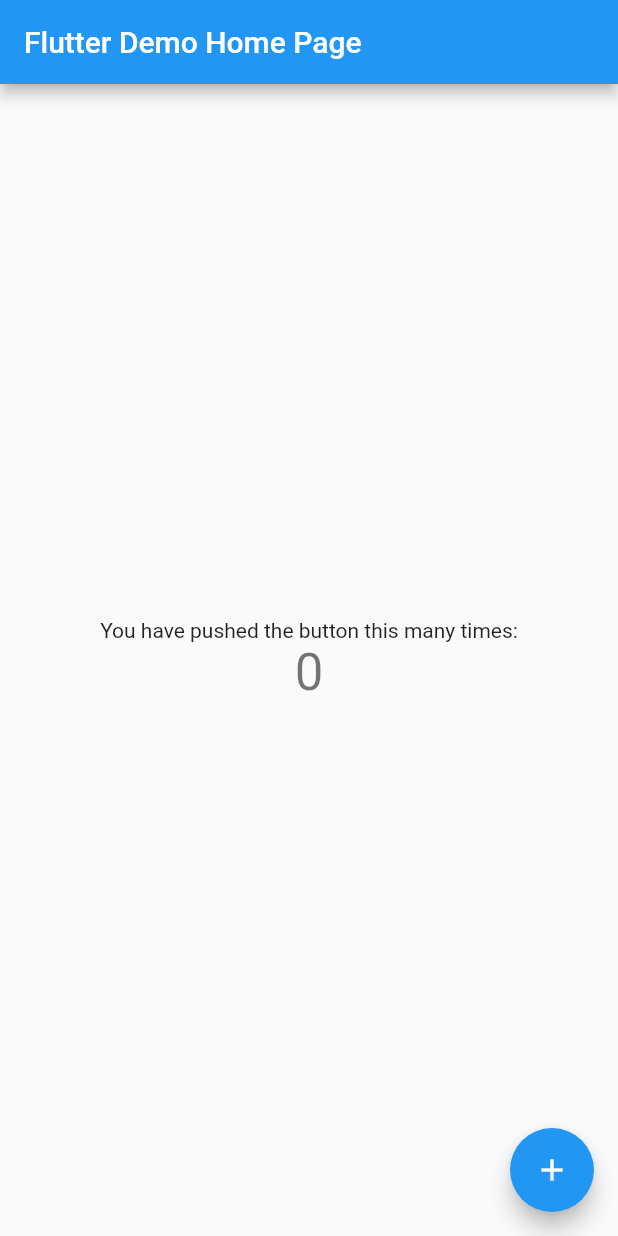
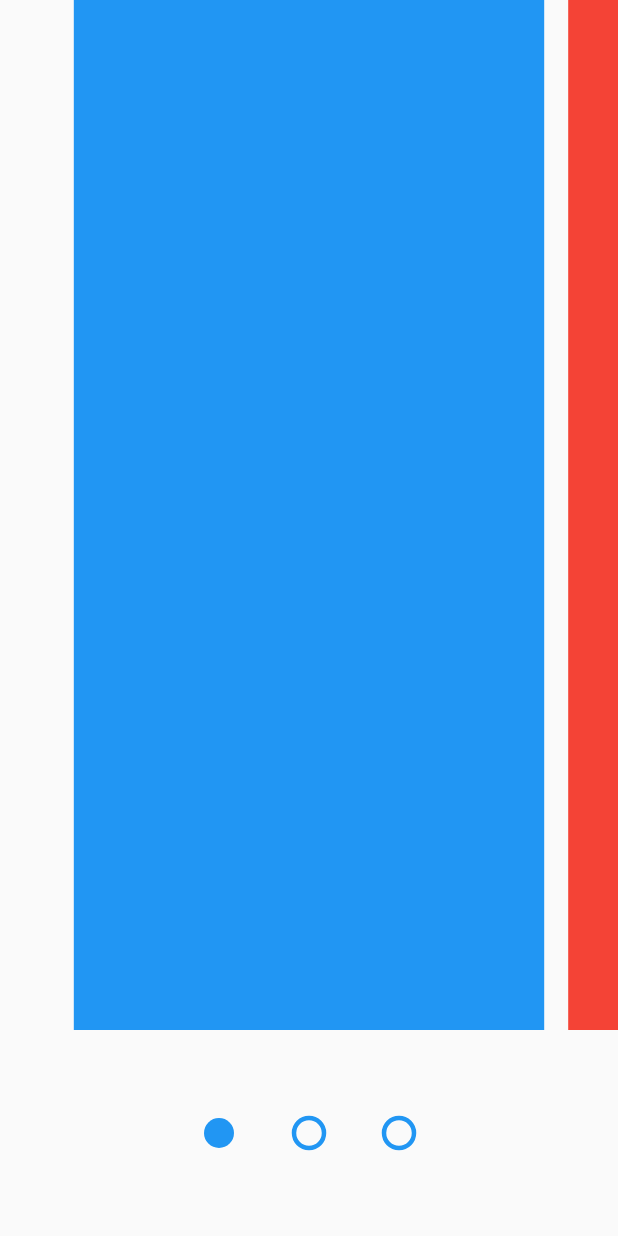
Before and after one commit to Azerbaijan-Flutter-Users-Community/Fancy-Flutter, a Flutter app: the screen it shows after launch, on a phone screen of 412 x 824 dp. Run offline on Flutter 3.47's test engine with Material 2 defaults, Android fonts, the phone set to English and light mode, and no system bars.

Commit message:
dotx added

```diff
--- /dev/null
+++ b/lib/dotx/dotx.dart
@@ -0,0 +1,106 @@
+/*
+ * Created on Sat Feb 20 2021
+ *
+ * BSD 3-Clause License
+ *
+ *Copyright (c) 2020, Kanan Yusubov
+ *All rights reserved.
+ *
+ *Redistribution and use in source and binary forms, with or without
+ *modification, are permitted provided that the following conditions are met:
+ *
+ *1. Redistributions of source code must retain the above copyright notice, this
+ *   list of conditions and the following disclaimer.
+ *
+ *2. Redistributions in binary form must reproduce the above copyright notice,
+ *   this list of conditions and the following disclaimer in the documentation
+ *   and/or other materials provided with the distribution.
+ *
+ *3. Neither the name of the copyright holder nor the names of its
+ *   contributors may be used to endorse or promote products derived from
+ *   this software without specific prior written permission.
+ *
+ *THIS SOFTWARE IS PROVIDED BY THE COPYRIGHT HOLDERS AND CONTRIBUTORS "AS IS"
+ *AND ANY EXPRESS OR IMPLIED WARRANTIES, INCLUDING, BUT NOT LIMITED TO, THE
+ *IMPLIED WARRANTIES OF MERCHANTABILITY AND FITNESS FOR A PARTICULAR PURPOSE ARE
+ *DISCLAIMED. IN NO EVENT SHALL THE COPYRIGHT HOLDER OR CONTRIBUTORS BE LIABLE
+ *FOR ANY DIRECT, INDIRECT, INCIDENTAL, SPECIAL, EXEMPLARY, OR CONSEQUENTIAL
+ *DAMAGES (INCLUDING, BUT NOT LIMITED TO, PROCUREMENT OF SUBSTITUTE GOODS OR
+ *SERVICES; LOSS OF USE, DATA, OR PROFITS; OR BUSINESS INTERRUPTION) HOWEVER
+ *CAUSED AND ON ANY THEORY OF LIABILITY, WHETHER IN CONTRACT, STRICT LIABILITY,
+ *OR TORT (INCLUDING NEGLIGENCE OR OTHERWISE) ARISING IN ANY WAY OUT OF THE USE
+ *OF THIS SOFTWARE, EVEN IF ADVISED OF THE POSSIBILITY OF SUCH DAMAGE.
+ */
+
+import 'package:flutter/material.dart';
+
+part 'widgets/dotx_painter.dart';
+
+class DotX extends StatefulWidget {
+  DotX({
+    Key key,
+    this.dotWidget,
+    this.color,
+    this.pageController,
+    this.space,
+    @required this.pageCount,
+    this.radius = 50,
+  }) : super(key: key);
+
+  /// default indicator of page
+  final Widget dotWidget;
+
+  /// selected page indicator color
+  final Color color;
+
+  /// should be provided due to normal work of [DotX]
+  /// it will help swapping process of dots
+  final PageController pageController;
+
+  /// count of pages
+  final int pageCount;
+
+  /// space between dots
+  final double space;
+
+  ///  radius of each dot
+  final double radius;
+
+  @override
+  _DotXState createState() => _DotXState();
+}
+
+class _DotXState extends State<DotX> {
+  int _currentPage = 0;
+
+  @override
+  void didChangeDependencies() {
+    super.didChangeDependencies();
+
+    widget.pageController.addListener(() {
+      print('yay!');
+      final page = widget.pageController.page.round();
+
+      print('page: $page');
+
+      if (page != _currentPage) {
+        setState(() {
+          _currentPage = page;
+        });
+      }
+    });
+  }
+
+  @override
+  Widget build(BuildContext context) {
+    return CustomPaint(
+      size: Size(double.infinity, widget.radius),
+      painter: DotXPainter(
+        context: context,
+        pageController: widget.pageController,
+        pageCount: widget.pageCount,
+        space: widget.space,
+      ),
+    );
+  }
+}
--- /dev/null
+++ b/lib/dotx/dotx_example_page.dart
@@ -0,0 +1,87 @@
+/*
+ * Created on Sat Feb 20 2021
+ *
+ * BSD 3-Clause License
+ *
+ *Copyright (c) 2020, Kanan Yusubov
+ *All rights reserved.
+ *
+ *Redistribution and use in source and binary forms, with or without
+ *modification, are permitted provided that the following conditions are met:
+ *
+ *1. Redistributions of source code must retain the above copyright notice, this
+ *   list of conditions and the following disclaimer.
+ *
+ *2. Redistributions in binary form must reproduce the above copyright notice,
+ *   this list of conditions and the following disclaimer in the documentation
+ *   and/or other materials provided with the distribution.
+ *
+ *3. Neither the name of the copyright holder nor the names of its
+ *   contributors may be used to endorse or promote products derived from
+ *   this software without specific prior written permission.
+ *
+ *THIS SOFTWARE IS PROVIDED BY THE COPYRIGHT HOLDERS AND CONTRIBUTORS "AS IS"
+ *AND ANY EXPRESS OR IMPLIED WARRANTIES, INCLUDING, BUT NOT LIMITED TO, THE
+ *IMPLIED WARRANTIES OF MERCHANTABILITY AND FITNESS FOR A PARTICULAR PURPOSE ARE
+ *DISCLAIMED. IN NO EVENT SHALL THE COPYRIGHT HOLDER OR CONTRIBUTORS BE LIABLE
+ *FOR ANY DIRECT, INDIRECT, INCIDENTAL, SPECIAL, EXEMPLARY, OR CONSEQUENTIAL
+ *DAMAGES (INCLUDING, BUT NOT LIMITED TO, PROCUREMENT OF SUBSTITUTE GOODS OR
+ *SERVICES; LOSS OF USE, DATA, OR PROFITS; OR BUSINESS INTERRUPTION) HOWEVER
+ *CAUSED AND ON ANY THEORY OF LIABILITY, WHETHER IN CONTRACT, STRICT LIABILITY,
+ *OR TORT (INCLUDING NEGLIGENCE OR OTHERWISE) ARISING IN ANY WAY OUT OF THE USE
+ *OF THIS SOFTWARE, EVEN IF ADVISED OF THE POSSIBILITY OF SUCH DAMAGE.
+ */
+
+import 'package:flutter/material.dart';
+import 'dotx.dart';
+
+class DotXExamplePage extends StatefulWidget {
+  DotXExamplePage({Key key}) : super(key: key);
+
+  @override
+  _DotXExamplePageState createState() => _DotXExamplePageState();
+}
+
+class _DotXExamplePageState extends State<DotXExamplePage> {
+  final pageController = PageController(initialPage: 0, viewportFraction: 0.8);
+
+  @override
+  Widget build(BuildContext context) {
+    return Scaffold(
+      body: Column(
+        children: [
+          Expanded(
+            flex: 5,
+            child: PageView(
+              controller: pageController,
+              children: [
+                Container(
+                  color: Colors.blue,
+                  margin: const EdgeInsets.symmetric(horizontal: 8.0),
+                ),
+                Container(
+                  color: Colors.red,
+                  margin: const EdgeInsets.symmetric(horizontal: 8.0),
+                ),
+                Container(
+                  color: Colors.green,
+                  margin: const EdgeInsets.symmetric(horizontal: 8.0),
+                ),
+              ],
+            ),
+          ),
+          Flexible(
+            child: Center(
+              child: DotX(
+                pageController: pageController,
+                radius: 10,
+                pageCount: 3,
+                space: 40,
+              ),
+            ),
+          ),
+        ],
+      ),
+    );
+  }
+}
--- /dev/null
+++ b/lib/dotx/widgets/dotx_painter.dart
@@ -0,0 +1,92 @@
+/*
+ * Created on Sat Feb 20 2021
+ *
+ * BSD 3-Clause License
+ *
+ *Copyright (c) 2020, Kanan Yusubov
+ *All rights reserved.
+ *
+ *Redistribution and use in source and binary forms, with or without
+ *modification, are permitted provided that the following conditions are met:
+ *
+ *1. Redistributions of source code must retain the above copyright notice, this
+ *   list of conditions and the following disclaimer.
+ *
+ *2. Redistributions in binary form must reproduce the above copyright notice,
+ *   this list of conditions and the following disclaimer in the documentation
+ *   and/or other materials provided with the distribution.
+ *
+ *3. Neither the name of the copyright holder nor the names of its
+ *   contributors may be used to endorse or promote products derived from
+ *   this software without specific prior written permission.
+ *
+ *THIS SOFTWARE IS PROVIDED BY THE COPYRIGHT HOLDERS AND CONTRIBUTORS "AS IS"
+ *AND ANY EXPRESS OR IMPLIED WARRANTIES, INCLUDING, BUT NOT LIMITED TO, THE
+ *IMPLIED WARRANTIES OF MERCHANTABILITY AND FITNESS FOR A PARTICULAR PURPOSE ARE
+ *DISCLAIMED. IN NO EVENT SHALL THE COPYRIGHT HOLDER OR CONTRIBUTORS BE LIABLE
+ *FOR ANY DIRECT, INDIRECT, INCIDENTAL, SPECIAL, EXEMPLARY, OR CONSEQUENTIAL
+ *DAMAGES (INCLUDING, BUT NOT LIMITED TO, PROCUREMENT OF SUBSTITUTE GOODS OR
+ *SERVICES; LOSS OF USE, DATA, OR PROFITS; OR BUSINESS INTERRUPTION) HOWEVER
+ *CAUSED AND ON ANY THEORY OF LIABILITY, WHETHER IN CONTRACT, STRICT LIABILITY,
+ *OR TORT (INCLUDING NEGLIGENCE OR OTHERWISE) ARISING IN ANY WAY OUT OF THE USE
+ *OF THIS SOFTWARE, EVEN IF ADVISED OF THE POSSIBILITY OF SUCH DAMAGE.
+ */
+
+part of '../dotx.dart';
+
+class DotXPainter extends CustomPainter {
+  DotXPainter({
+    @required this.context,
+    @required this.pageController,
+    @required this.pageCount,
+    this.space = 10.0,
+  })  : assert(context != null),
+        assert(pageController != null),
+        assert(pageCount != null);
+
+  final BuildContext context;
+  final PageController pageController;
+  final int pageCount;
+  final double space;
+
+  @override
+  void paint(Canvas canvas, Size size) {
+    print('painting...');
+    final paint = Paint()
+      ..color = Theme.of(context).primaryColor
+      ..style = PaintingStyle.stroke
+      ..strokeWidth = 3;
+
+    final radius = size.height;
+    final availableSpace = size.width - 20;
+    final occupiedSpace = radius * 2 * pageCount + space * (pageCount - 1);
+
+    if (availableSpace >= occupiedSpace) {
+      final startX = (availableSpace - occupiedSpace) / 2 + 10 + radius;
+
+      int page = pageController.page.round();
+
+      for (int i = 0; i < pageCount; i++) {
+        final cx = startX + i * (space + radius * 2);
+
+        print('painter page: $page');
+
+        canvas.drawCircle(
+          Offset(cx, size.height / 2),
+          radius,
+          paint
+            ..color = Theme.of(context).primaryColor
+            ..style = page == i ? PaintingStyle.fill : PaintingStyle.stroke,
+        );
+      }
+    } else {
+      throw Exception(
+        'There is no available space to draw dots!'
+        ' available space: $availableSpace, occupiedSpace: $occupiedSpace',
+      );
+    }
+  }
+
+  @override
+  bool shouldRepaint(DotXPainter oldDelegate) => true;
+}
--- a/lib/main.dart
+++ b/lib/main.dart
@@ -1,117 +1,20 @@
 import 'package:flutter/material.dart';
+import 'dotx/dotx_example_page.dart';
 
 void main() {
   runApp(MyApp());
 }
 
 class MyApp extends StatelessWidget {
-  // This widget is the root of your application.
   @override
   Widget build(BuildContext context) {
     return MaterialApp(
       title: 'Flutter Demo',
       theme: ThemeData(
-        // This is the theme of your application.
-        //
-        // Try running your application with "flutter run". You'll see the
-        // application has a blue toolbar. Then, without quitting the app, try
-        // changing the primarySwatch below to Colors.green and then invoke
-        // "hot reload" (press "r" in the console where you ran "flutter run",
-        // or simply save your changes to "hot reload" in a Flutter IDE).
-        // Notice that the counter didn't reset back to zero; the application
-        // is not restarted.
         primarySwatch: Colors.blue,
-        // This makes the visual density adapt to the platform that you run
-        // the app on. For desktop platforms, the controls will be smaller and
-        // closer together (more dense) than on mobile platforms.
         visualDensity: VisualDensity.adaptivePlatformDensity,
       ),
-      home: MyHomePage(title: 'Flutter Demo Home Page'),
+      home: DotXExamplePage(),
     );
   }
 }
-
-class MyHomePage extends StatefulWidget {
-  MyHomePage({Key key, this.title}) : super(key: key);
-
-  // This widget is the home page of your application. It is stateful, meaning
-  // that it has a State object (defined below) that contains fields that affect
-  // how it looks.
-
-  // This class is the configuration for the state. It holds the values (in this
-  // case the title) provided by the parent (in this case the App widget) and
-  // used by the build method of the State. Fields in a Widget subclass are
-  // always marked "final".
-
-  final String title;
-
-  @override
-  _MyHomePageState createState() => _MyHomePageState();
-}
-
-class _MyHomePageState extends State<MyHomePage> {
-  int _counter = 0;
-
-  void _incrementCounter() {
-    setState(() {
-      // This call to setState tells the Flutter framework that something has
-      // changed in this State, which causes it to rerun the build method below
-      // so that the display can reflect the updated values. If we changed
-      // _counter without calling setState(), then the build method would not be
-      // called again, and so nothing would appear to happen.
-      _counter++;
-    });
-  }
-
-  @override
-  Widget build(BuildContext context) {
-    // This method is rerun every time setState is called, for instance as done
-    // by the _incrementCounter method above.
-    //
-    // The Flutter framework has been optimized to make rerunning build methods
-    // fast, so that you can just rebuild anything that needs updating rather
-    // than having to individually change instances of widgets.
-    return Scaffold(
-      appBar: AppBar(
-        // Here we take the value from the MyHomePage object that was created by
-        // the App.build method, and use it to set our appbar title.
-        title: Text(widget.title),
-      ),
-      body: Center(
-        // Center is a layout widget. It takes a single child and positions it
-        // in the middle of the parent.
-        child: Column(
-          // Column is also a layout widget. It takes a list of children and
-          // arranges them vertically. By default, it sizes itself to fit its
-          // children horizontally, and tries to be as tall as its parent.
-          //
-          // Invoke "debug painting" (press "p" in the console, choose the
-          // "Toggle Debug Paint" action from the Flutter Inspector in Android
-          // Studio, or the "Toggle Debug Paint" command in Visual Studio Code)
-          // to see the wireframe for each widget.
-          //
-          // Column has various properties to control how it sizes itself and
-          // how it positions its children. Here we use mainAxisAlignment to
-          // center the children vertically; the main axis here is the vertical
-          // axis because Columns are vertical (the cross axis would be
-          // horizontal).
-          mainAxisAlignment: MainAxisAlignment.center,
-          children: <Widget>[
-            Text(
-              'You have pushed the button this many times:',
-            ),
-            Text(
-              '$_counter',
-              style: Theme.of(context).textTheme.headline4,
-            ),
-          ],
-        ),
-      ),
-      floatingActionButton: FloatingActionButton(
-        onPressed: _incrementCounter,
-        tooltip: 'Increment',
-        child: Icon(Icons.add),
-      ), // This trailing comma makes auto-formatting nicer for build methods.
-    );
-  }
-}
```
Also changed, not shown: 1 other file.
